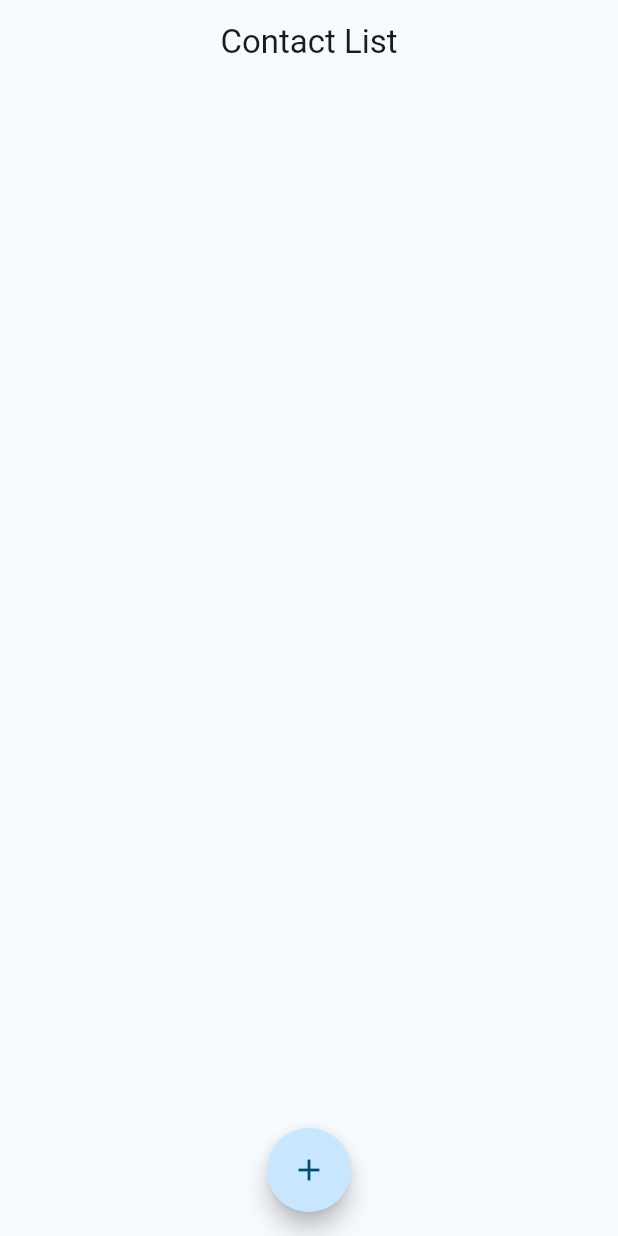
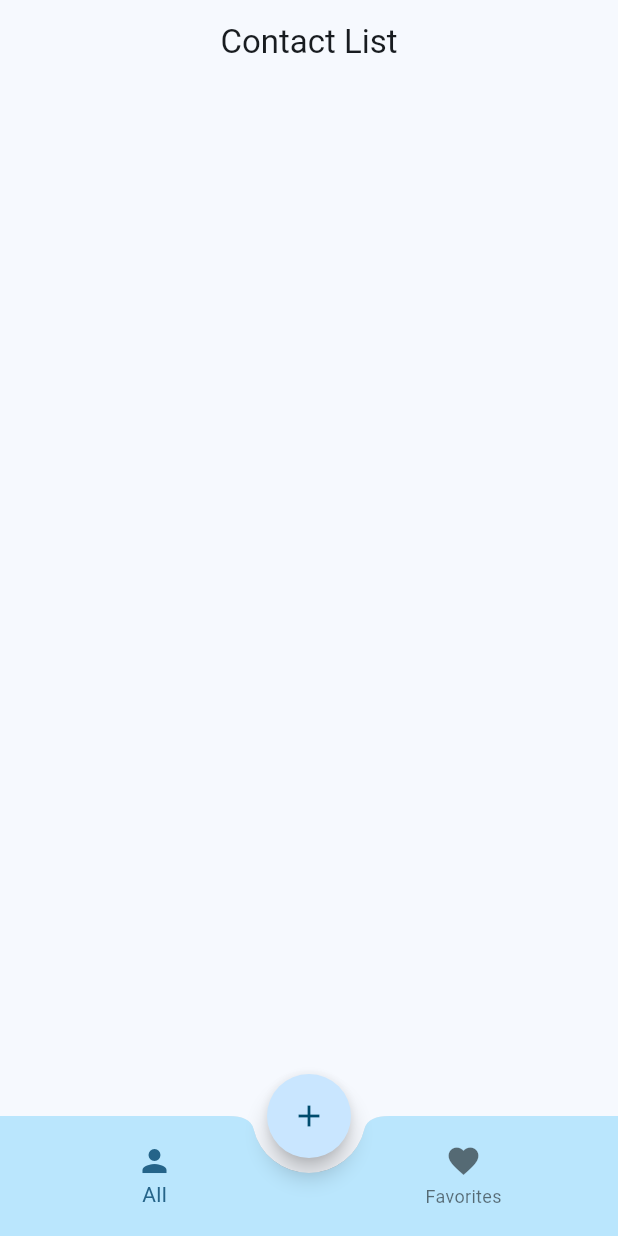
Before and after one commit to MohammedGhazaly/virtual_card_holder, a Flutter app: the screen it shows after launch, after a tap on the "add" icon, on a phone screen of 412 x 824 dp. Run offline on Flutter 3.47's test engine with Material 3 defaults, Android fonts, the phone set to English and light mode, and no system bars; our stand-ins replace go_router.

Commit message:
Added bottom nav bar provider to switch between all and favorites screens

```diff
--- a/lib/main.dart
+++ b/lib/main.dart
@@ -1,8 +1,17 @@
 import 'package:flutter/material.dart';
+import 'package:provider/provider.dart';
+import 'package:virtual_card_holder/providers/bottom_nav_bar_provider.dart';
 import 'package:virtual_card_holder/utils/app_router.dart';
 
 void main() {
-  runApp(const MyApp());
+  runApp(
+    MultiProvider(
+      providers: [
+        ChangeNotifierProvider(create: (context) => BottomNavBarProvider()),
+      ],
+      child: const MyApp(),
+    ),
+  );
 }
 
 class MyApp extends StatelessWidget {
--- /dev/null
+++ b/lib/providers/bottom_nav_bar_provider.dart
@@ -0,0 +1,9 @@
+import 'package:flutter/widgets.dart';
+
+class BottomNavBarProvider extends ChangeNotifier {
+  int currentIndex = 0;
+  void onTap(int index) {
+    currentIndex = index;
+    notifyListeners();
+  }
+}
--- a/lib/screens/home_screen.dart
+++ b/lib/screens/home_screen.dart
@@ -1,4 +1,6 @@
 import 'package:flutter/material.dart';
+import 'package:provider/provider.dart';
+import 'package:virtual_card_holder/providers/bottom_nav_bar_provider.dart';
 
 class HomeScreen extends StatelessWidget {
   static const String routeName = "/";
@@ -6,17 +8,40 @@ class HomeScreen extends StatelessWidget {
 
   @override
   Widget build(BuildContext context) {
+    final bottomNavBarProvider = Provider.of<BottomNavBarProvider>(context);
     return Scaffold(
-      floatingActionButtonLocation: FloatingActionButtonLocation.centerFloat,
+      floatingActionButtonLocation: FloatingActionButtonLocation.centerDocked,
       floatingActionButton: FloatingActionButton(
-        shape: CircleBorder(),
+        shape: const CircleBorder(),
         onPressed: () {},
-        child: Icon(Icons.add),
+        child: const Icon(Icons.add),
       ),
       appBar: AppBar(
         title: const Text("Contact List"),
         centerTitle: true,
       ),
+      bottomNavigationBar: BottomAppBar(
+        // color: Colors.red,
+        padding: const EdgeInsets.all(0),
+        shape: const CircularNotchedRectangle(),
+        notchMargin: 10,
+        clipBehavior: Clip.antiAlias,
+        child: BottomNavigationBar(
+          backgroundColor: const Color(0xffbae6fd),
+          currentIndex: bottomNavBarProvider.currentIndex,
+          onTap: bottomNavBarProvider.onTap,
+          items: const [
+            BottomNavigationBarItem(
+              icon: Icon(Icons.person),
+              label: "All",
+            ),
+            BottomNavigationBarItem(
+              icon: Icon(Icons.favorite),
+              label: "Favorites",
+            ),
+          ],
+        ),
+      ),
     );
   }
 }
```
